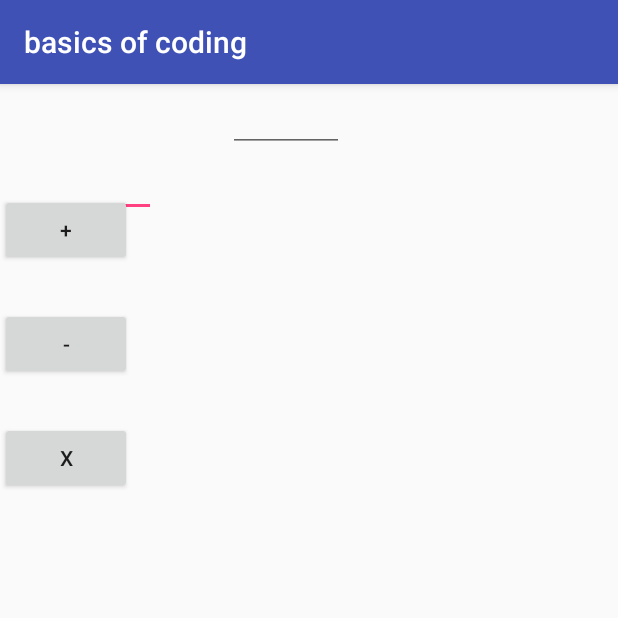
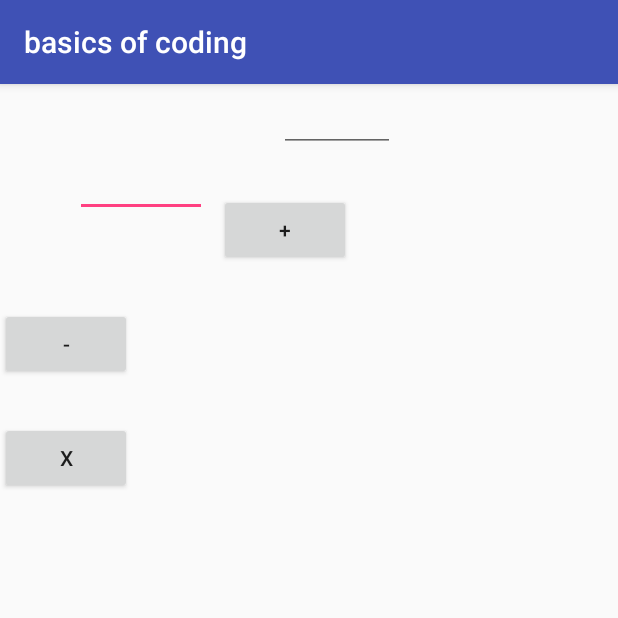
Before and after one commit to BroodBalloon/basicsofcoding, an Android app: the screen it shows after launch (MainActivity), on a phone screen of 412 x 824 dp, the top half of it. Run offline under Robolectric (Android 15) with nearby library versions, the phone set to English and light mode, and no system bars.

Commit message:
First working product, Plus function working

```diff
--- a/app/src/main/res/layout/activity_main.xml
+++ b/app/src/main/res/layout/activity_main.xml
@@ -10,7 +10,7 @@
         android:id="@+id/Number1"
         android:layout_width="88dp"
         android:layout_height="wrap_content"
-        android:layout_marginStart="16dp"
+        android:layout_marginStart="50dp"
         android:layout_marginTop="43dp"
         android:ems="10"
         android:inputType="textPersonName"
@@ -34,16 +34,17 @@
         android:layout_marginTop="28dp"
         android:text="X"
         app:layout_constraintTop_toBottomOf="@+id/Minus"
-        tools:layout_editor_absoluteX="160dp" />
+        tools:layout_editor_absoluteX="146dp" />
 
     <Button
         android:id="@+id/Plus"
         android:layout_width="wrap_content"
         android:layout_height="wrap_content"
+        android:layout_marginStart="8dp"
         android:layout_marginTop="28dp"
         android:text="+"
-        app:layout_constraintTop_toBottomOf="@+id/Number2"
-        tools:layout_editor_absoluteX="160dp" />
+        app:layout_constraintStart_toEndOf="@+id/Number1"
+        app:layout_constraintTop_toBottomOf="@+id/Number2" />
 
     <Button
         android:id="@+id/Minus"
@@ -52,7 +53,7 @@
         android:layout_marginTop="28dp"
         android:text="-"
         app:layout_constraintTop_toBottomOf="@+id/Plus"
-        tools:layout_editor_absoluteX="160dp" />
+        tools:layout_editor_absoluteX="146dp" />
 
     <TextView
         android:id="@+id/textView"
```
